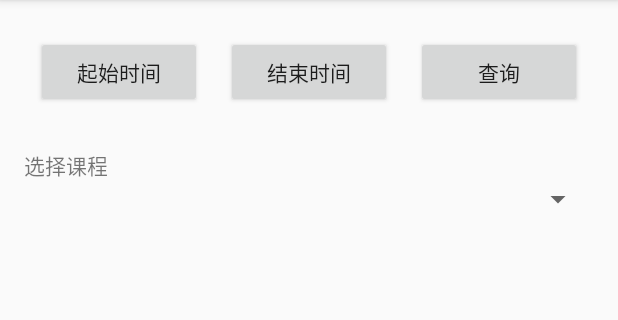
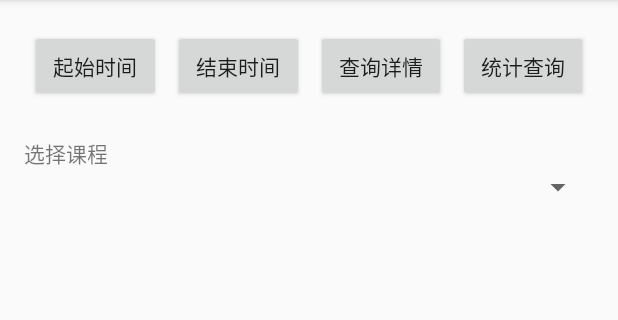
Before and after one commit to zrw269113179/SignIn_Tea, an Android app: the NotArriveActivity screen opened directly, with no data from a screen before it, on a phone screen of 412 x 824 dp, the part 84-404 px from its top. Run offline under Robolectric (Android 15) with nearby library versions, the phone set to English and light mode, and no system bars; libraries missing offline, so code that uses them is left out: cn.bmob.v3.

Commit message:
新增统计查询

```diff
--- a/app/src/main/AndroidManifest.xml
+++ b/app/src/main/AndroidManifest.xml
@@ -29,7 +29,7 @@
         android:theme="@style/AppTheme">
         <meta-data
             android:name="com.baidu.lbsapi.API_KEY"
-            android:value="z0IXNQNajGlCS0W8vMuazdWscvtpBsjU" />
+            android:value="" />
 
         <activity android:name=".view.MainActivity" />
         <activity android:name=".view.newPassword"/>
--- a/app/src/main/java/com/example/administrator/signin_Teacher/view/MainActivity.java
+++ b/app/src/main/java/com/example/administrator/signin_Teacher/view/MainActivity.java
@@ -48,6 +48,7 @@ public class MainActivity extends AppCompatActivity {
     private Button setCourse;
     public static User user;
     private Button setuser;
+    private  String cName;
     private android.widget.LinearLayout activitymain;
 
     private void initData(){
@@ -178,6 +179,7 @@ public class MainActivity extends AppCompatActivity {
                             @Override
                             public void onItemSelected(AdapterView<?> parent, View view, int position, long id) {
                                 cId = mList.get(position).getObjectId();
+                                cName = mList.get(position).getCourseName();
                             }
 
                             @Override
@@ -225,6 +227,7 @@ public class MainActivity extends AppCompatActivity {
                                                             getSharedPreferences("data", MODE_PRIVATE).edit().putBoolean("signFlag", true).apply();
                                                             getSharedPreferences("data", MODE_PRIVATE).edit().putInt("signId", id).apply();
                                                             getSharedPreferences("data", MODE_PRIVATE).edit().putString("signObjectId", point.getObjectId()).apply();
+                                                            getSharedPreferences("data", MODE_PRIVATE).edit().putString("cName", cName).apply();
                                                         }
 
                                                         @Override
--- a/app/src/main/java/com/example/administrator/signin_Teacher/view/NotArriveActivity.java
+++ b/app/src/main/java/com/example/administrator/signin_Teacher/view/NotArriveActivity.java
@@ -19,8 +19,11 @@ import android.widget.TimePicker;
 import android.widget.Toast;
 
 import com.example.administrator.signin_Teacher.R;
+import com.example.administrator.signin_Teacher.adapter.CountNotArriveAdapter;
 import com.example.administrator.signin_Teacher.adapter.NotArriveAdapter;
+import com.example.administrator.signin_Teacher.module.CountNotArrive;
 import com.example.administrator.signin_Teacher.module.NotArrive;
+import com.example.administrator.signin_Teacher.module.StudentCourse;
 import com.example.administrator.signin_Teacher.module.User;
 
 import java.text.SimpleDateFormat;
@@ -43,9 +46,11 @@ public class NotArriveActivity extends AppCompatActivity {
     final int TIME_DIALOG1 = 2;
     final int DATE_DIALOG2 = 3;
     final int TIME_DIALOG2 = 4;
+    private List<CountNotArrive> mCountNotList;
     private Button startbtn;
     private Button endbtn;
     private Button query;
+    private Button countQuery;
     private TextView startText;
     private TextView endText;
     private RecyclerView recycler;
@@ -64,6 +69,7 @@ public class NotArriveActivity extends AppCompatActivity {
         this.query = (Button) findViewById(R.id.query);
         this.endbtn = (Button) findViewById(R.id.endbtn);
         this.startbtn = (Button) findViewById(R.id.startbtn);
+        this.countQuery = (Button) findViewById(R.id.count_query);
         startbtn.setOnClickListener(new View.OnClickListener() {
             @Override
             public void onClick(View v) {
@@ -140,7 +146,56 @@ public class NotArriveActivity extends AppCompatActivity {
                 });
             }
         });
+        countQuery.setOnClickListener(new View.OnClickListener() {
+            @Override
+            public void onClick(View v) {
 
+                initStudentData(cId);
+                BmobQuery<NotArrive> query1 = new BmobQuery<NotArrive>();
+                query1.addWhereLessThanOrEqualTo("Time",maxTime);
+                query1.addWhereEqualTo("cId",cId);
+//返回50条数据，如果不加上这条语句，默认返回10条数据
+                query1.setLimit(1000);
+                BmobQuery<NotArrive> query2 = new BmobQuery<NotArrive>();
+                query2.addWhereGreaterThanOrEqualTo("Time",minTime);
+                List<BmobQuery<NotArrive>> queries = new ArrayList<BmobQuery<NotArrive>>();
+                queries.add(query1);
+                queries.add(query2);
+                BmobQuery<NotArrive> query = new BmobQuery<NotArrive>();
+                query.and(queries);
+//执行查询方法
+                query.findObjects(NotArriveActivity.this, new FindListener<NotArrive>() {
+                    @Override
+                    public void onSuccess(List<NotArrive> object) {
+                        // TODO Auto-generated method stub
+
+                        if (object.size() == 0) {
+                            Toast.makeText(NotArriveActivity.this, "无记录", Toast.LENGTH_SHORT).show();
+                        } else {
+                            RecyclerView recyclerView = (RecyclerView) findViewById(R.id.recycler);
+                            LinearLayoutManager manager = new LinearLayoutManager(NotArriveActivity.this);
+                            recyclerView.setLayoutManager(manager);
+                            for (NotArrive notArrive:object){
+                                for (int i = 0; i < mCountNotList.size(); i++){
+                                    if (notArrive.getId().equals(mCountNotList.get(i).getsId())){
+                                        int temp = mCountNotList.get(i).getNotCount();
+                                        temp++;
+                                        mCountNotList.get(i).setNotCount(temp);
+                                    }
+                                }
+                            }
+                            CountNotArriveAdapter adapter = new CountNotArriveAdapter(mCountNotList);
+                            recyclerView.setAdapter(adapter);
+                        }
+                    }
+                    @Override
+                    public void onError(int code, String msg) {
+                        // TODO Auto-generated method stub
+                        Toast.makeText(NotArriveActivity.this,"查询失败："+msg,Toast.LENGTH_SHORT).show();
+                    }
+                });
+            }
+        });
 
     }
     @Override
@@ -209,4 +264,27 @@ public class NotArriveActivity extends AppCompatActivity {
             endText.setText(formatter.format(indata));
         }
     };
+    private void initStudentData(String cId){
+        BmobQuery<StudentCourse> query = new BmobQuery<>();
+        query.addWhereEqualTo("cId",cId);
+        query.findObjects(NotArriveActivity.this, new FindListener<StudentCourse>() {
+            @Override
+            public void onSuccess(List<StudentCourse> list) {
+                mCountNotList = new ArrayList<CountNotArrive>();
+                for (StudentCourse li:list) {
+                    CountNotArrive countNotArrive = new CountNotArrive();
+                    countNotArrive.setcId(li.getcId());
+                    countNotArrive.setName(li.getName());
+                    countNotArrive.setsId(li.getsId());
+                    countNotArrive.setNotCount(0);
+                    mCountNotList.add(countNotArrive);
+                }
+            }
+
+            @Override
+            public void onError(int i, String s) {
+
+            }
+        });
+    }
 }
--- a/app/src/main/java/com/example/administrator/signin_Teacher/view/SeeSignOn.java
+++ b/app/src/main/java/com/example/administrator/signin_Teacher/view/SeeSignOn.java
@@ -37,6 +37,7 @@ public class SeeSignOn extends AppCompatActivity {
     private RecyclerView mRecycler;
     private Button endsignin;
     public static List<StudentCourse> mUnSignOn;
+    private String cName;
     private UnSignOnAdapter adapter;
     private SwipeRefreshLayout swipeRefreshLayout;
     @Override
@@ -53,6 +54,9 @@ public class SeeSignOn extends AppCompatActivity {
         mUnSignOn = new ArrayList<StudentCourse>();
         adapter = new UnSignOnAdapter(mUnSignOn);
         mRecycler.setAdapter(adapter);
+
+        cName = getSharedPreferences("data",MODE_PRIVATE).getString("cName","");
+
         swipeRefreshLayout = (SwipeRefreshLayout)findViewById(R.id.mRefresh);
         //设置刷新时动画的颜色，可以设置4个
         swipeRefreshLayout.setColorSchemeResources(android.R.color.holo_blue_light, android.R.color.holo_red_light,
@@ -88,6 +92,7 @@ public class SeeSignOn extends AppCompatActivity {
                                     not.setId(stu.getsId());
                                     not.setTime(System.currentTimeMillis());
                                     not.setcId(stu.getcId());
+                                    not.setcName(cName);
                                     not.save(SeeSignOn.this, new SaveListener() {
                                         @Override
                                         public void onSuccess() {
--- a/app/src/main/res/layout/activity_not_arrive.xml
+++ b/app/src/main/res/layout/activity_not_arrive.xml
@@ -20,21 +20,26 @@
                 android:id="@+id/startbtn"
                 android:layout_weight="1"
                 android:text="起始时间"
-                android:layout_margin="8dp"/>
+                android:layout_margin="4dp"/>
             <Button
                 android:layout_width="wrap_content"
                 android:layout_height="wrap_content"
                 android:layout_weight="1"
                 android:id="@+id/endbtn"
                 android:text="结束时间"
-                android:layout_margin="8dp"/>
+                android:layout_margin="4dp"/>
             <Button
                 android:layout_width="wrap_content"
                 android:layout_height="wrap_content"
                 android:layout_weight="1"
-                android:text="查询"
-                android:layout_margin="8dp"
+                android:text="查询详情"
+                android:layout_margin="4dp"
                 android:id="@+id/query"/>
+            <Button
+                android:layout_weight="1"
+                android:text="统计查询"
+                android:layout_margin="4dp"
+                android:id="@+id/count_query"/>
         </TableRow>
         <TableRow>
             <TextView android:id="@+id/startText"
```
Also changed, not shown: app/src/main/java/com/example/administrator/signin_Teacher/module/NotArrive.java (+9 -0 lines).
